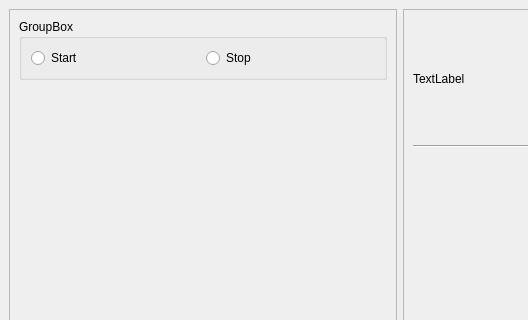
Above: mainwindow.ui from horvathzoltan/camtest before the change; both pictures show x 0 to 528 and y 0 to 320 of the 800 by 600 pixel window. Below: the same form after it.
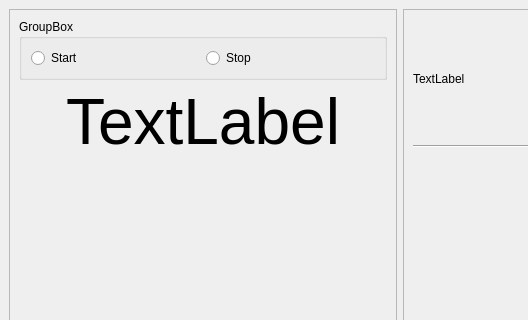
That is the form after the change.

```diff
--- a/mainwindow.ui
+++ b/mainwindow.ui
@@ -47,6 +47,21 @@
          </layout>
         </widget>
        </item>
+       <item>
+        <widget class="QLabel" name="label_serial">
+         <property name="font">
+          <font>
+           <pointsize>48</pointsize>
+          </font>
+         </property>
+         <property name="text">
+          <string>TextLabel</string>
+         </property>
+         <property name="alignment">
+          <set>Qt::AlignCenter</set>
+         </property>
+        </widget>
+       </item>
        <item>
         <spacer name="verticalSpacer">
          <property name="orientation">
```
